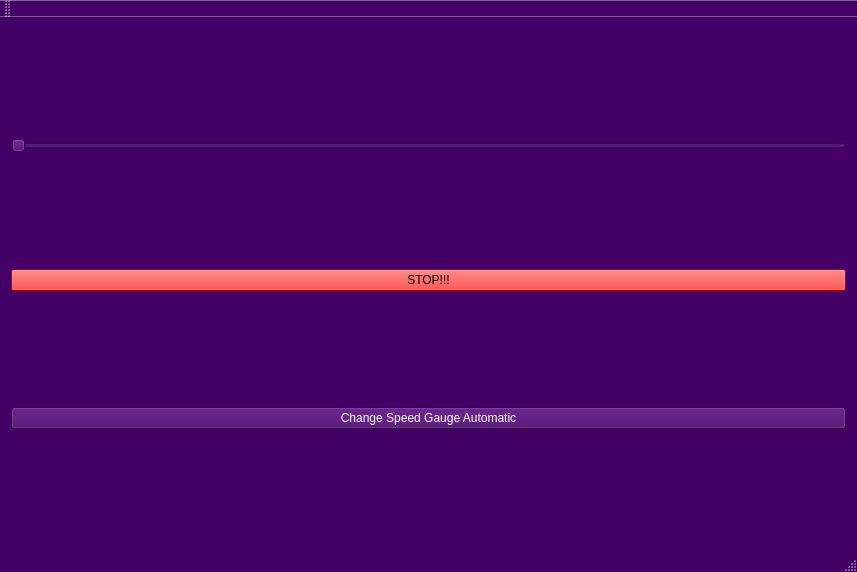
Before: the Qt Designer form src/mainwindow.ui in Edewin/Qt_SpeedGauge, drawn with Qt 5.
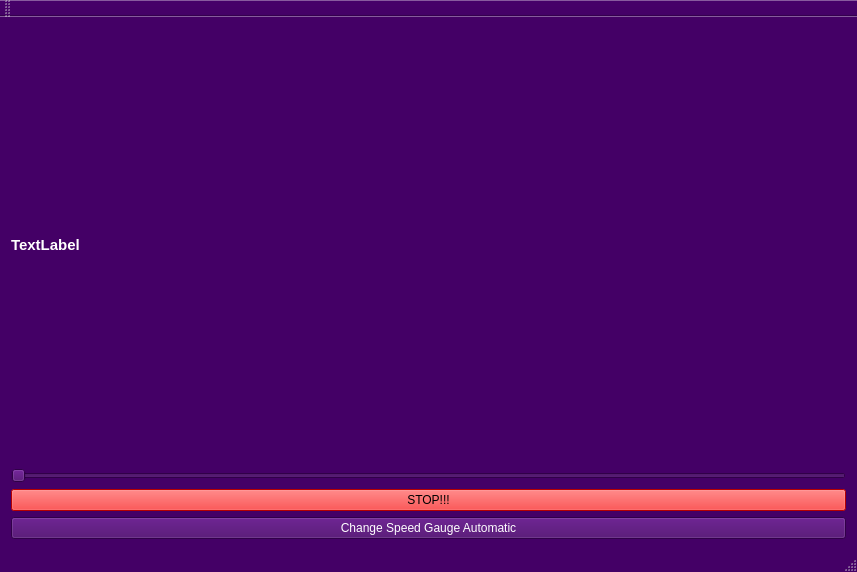
After: the same form once the commit is applied.

Patch:
```diff
--- a/src/mainwindow.ui
+++ b/src/mainwindow.ui
@@ -440,7 +440,22 @@
   <widget class="QWidget" name="centralWidget">
    <layout class="QVBoxLayout" name="verticalLayout">
     <item>
-     <layout class="QHBoxLayout" name="horizontalLayout"/>
+     <layout class="QHBoxLayout" name="horizontalLayout">
+      <item>
+       <widget class="QLabel" name="label">
+        <property name="font">
+         <font>
+          <pointsize>11</pointsize>
+          <weight>75</weight>
+          <bold>true</bold>
+         </font>
+        </property>
+        <property name="text">
+         <string>TextLabel</string>
+        </property>
+       </widget>
+      </item>
+     </layout>
     </item>
     <item>
      <widget class="QSlider" name="horizontalSlider">
```
